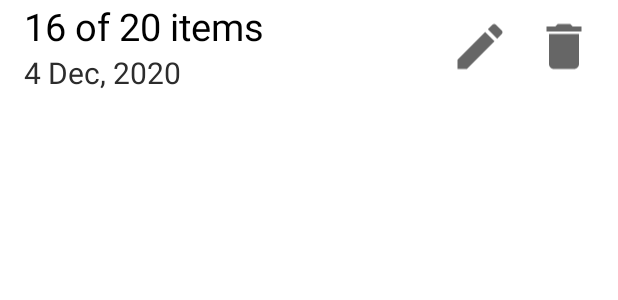
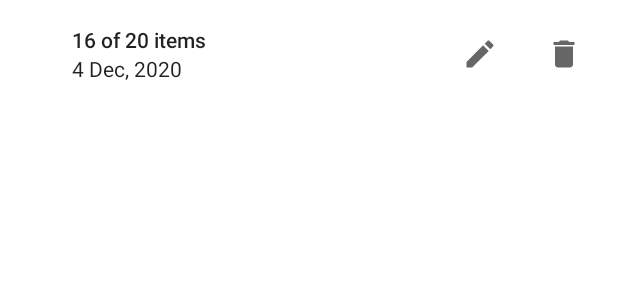
Before and after one commit to yalexaner/items, an Android app: the layout item_order.xml on its own in the app's theme, with its tools: preview values and no code run, on a phone screen of 412 x 824 dp. Shown: the top 300 px of the screen. Run offline under Robolectric (Android 15) with nearby library versions, the phone set to English and light mode, and no system bars.

Commit message:
redesigning list items

```diff
--- a/app/src/main/res/layout/item_order.xml
+++ b/app/src/main/res/layout/item_order.xml
@@ -15,56 +15,70 @@
 
     <RelativeLayout
         android:layout_width="match_parent"
-        android:layout_height="wrap_content">
+        android:layout_height="wrap_content"
+        android:background="?selectableItemBackground"
+        android:clickable="true"
+        android:focusable="true"
+        android:minHeight="72dp"
+        android:paddingStart="?listPreferredItemPaddingLeft"
+        android:paddingEnd="?listPreferredItemPaddingRight">
+
+        <LinearLayout
+            android:id="@+id/lines_container"
+            android:layout_width="wrap_content"
+            android:layout_height="wrap_content"
+            android:layout_alignWithParentIfMissing="true"
+            android:layout_alignParentStart="true"
+            android:layout_centerVertical="true"
+            android:layout_marginStart="32dp"
+            android:layout_marginLeft="16dp"
+            android:layout_marginRight="16dp"
+            android:layout_toStartOf="@+id/edit_button"
+            android:orientation="vertical"
+            android:paddingTop="16dp"
+            android:paddingBottom="16dp">
 
             <TextView
                 android:id="@+id/order_items"
+                style="@style/TextAppearance.AppCompat.Body2"
                 android:layout_width="wrap_content"
                 android:layout_height="wrap_content"
-            android:layout_alignParentStart="true"
-            android:layout_alignParentTop="true"
-            android:layout_marginStart="16dp"
+                android:singleLine="true"
                 android:text="@{Convert.itemsToString(order.itemsCollected, order.itemsOrdered)}"
-            android:textColor="@color/black"
-            android:textSize="25sp"
                 tools:text="16 of 20 items" />
 
             <TextView
                 android:id="@+id/order_date"
+                style="@style/TextAppearance.AppCompat.Body1"
                 android:layout_width="wrap_content"
                 android:layout_height="wrap_content"
-            android:layout_below="@+id/order_items"
-            android:layout_alignParentStart="true"
-            android:layout_marginStart="16dp"
+                android:singleLine="true"
                 android:text="@{Convert.toSimpleDateString(order.date)}"
-            android:textColor="@color/light_black"
-            android:textSize="20sp"
                 tools:text="4 Dec, 2020" />
+        </LinearLayout>
 
         <ImageButton
-            android:id="@+id/editButton"
+            android:id="@+id/edit_button"
             android:layout_width="40dp"
             android:layout_height="40dp"
-            android:layout_alignTop="@id/order_items"
-            android:layout_alignBottom="@id/order_date"
-            android:layout_marginEnd="16dp"
-            android:layout_toStartOf="@id/deleteButton"
+            android:layout_marginStart="16dp"
+            android:layout_marginTop="16dp"
+            android:layout_toStartOf="@id/delete_button"
             android:background="?android:selectableItemBackground"
-            android:scaleType="fitCenter"
+            android:contentDescription="Edit button image"
+            android:scaleType="centerInside"
             app:srcCompat="@drawable/ic_baseline_edit_24" />
 
         <ImageButton
-            android:id="@+id/deleteButton"
+            android:id="@+id/delete_button"
             android:layout_width="40dp"
             android:layout_height="40dp"
-            android:layout_alignTop="@id/order_items"
-            android:layout_alignBottom="@id/order_date"
             android:layout_alignParentEnd="true"
-            android:layout_marginTop="8dp"
-            android:layout_marginEnd="16dp"
-            android:layout_marginBottom="8dp"
-            android:background="@null"
-            android:scaleType="fitCenter"
+            android:layout_marginStart="16dp"
+            android:layout_marginTop="16dp"
+            android:background="?android:selectableItemBackground"
+            android:contentDescription="Delete button image"
+            android:scaleType="centerInside"
             app:srcCompat="@drawable/ic_baseline_delete_24" />
 
     </RelativeLayout>
```
Lines whose indentation alone changed are shown as unchanged.
